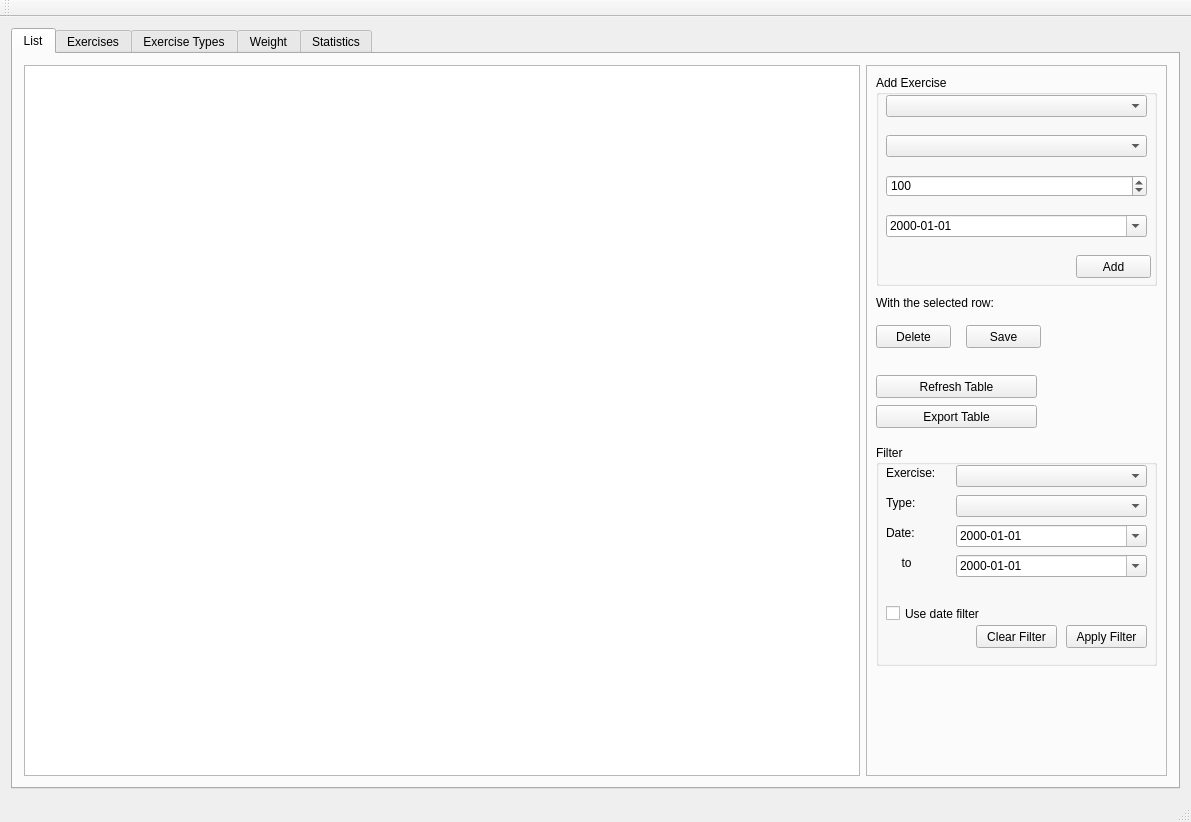
First picture: the form in src/harrix_swiss_knife/fitness_window.ui, repository Harrix/harrix-swiss-knife, before the edit.
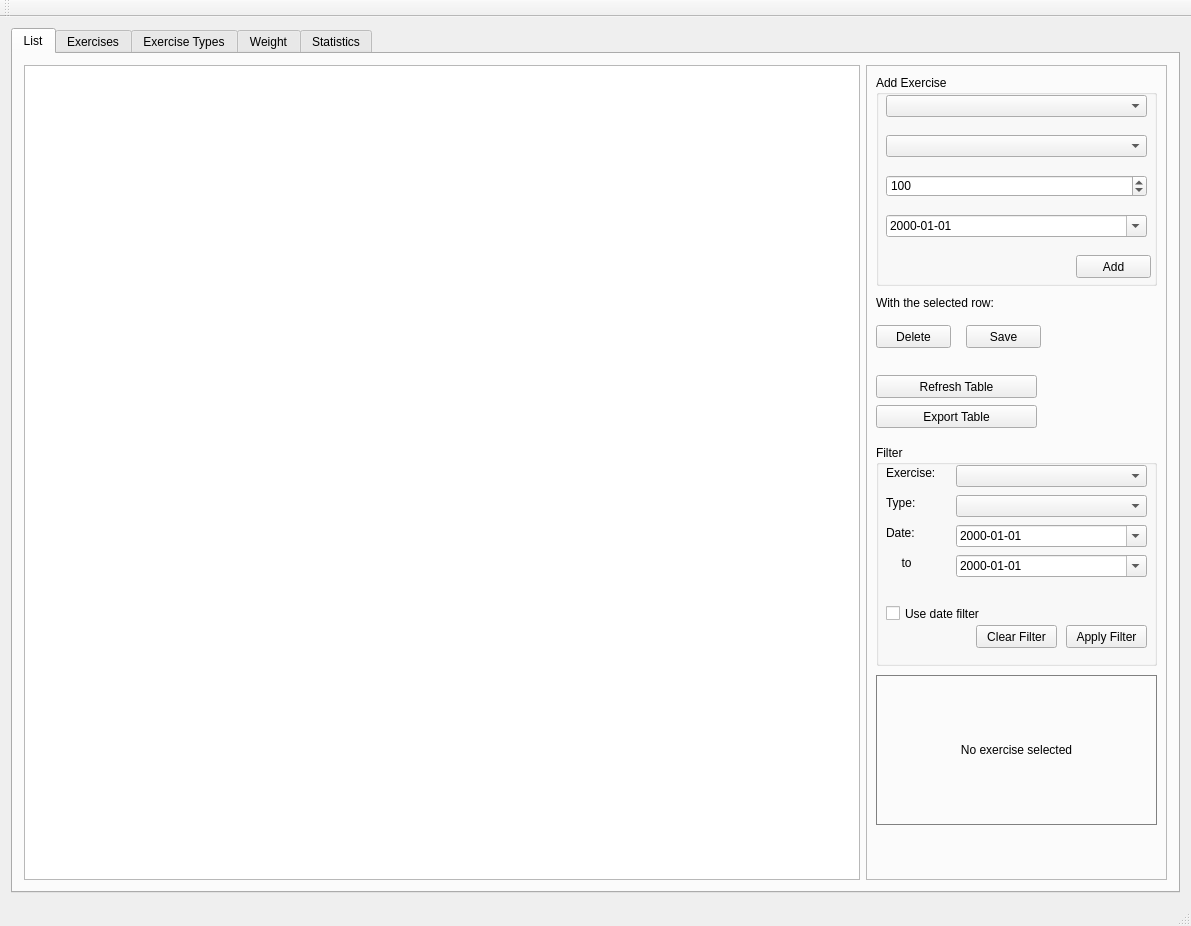
Second picture: the form after the edit.

Commit message: ➕ Add GIF for exercises

```diff
--- a/src/harrix_swiss_knife/fitness_window.ui
+++ b/src/harrix_swiss_knife/fitness_window.ui
@@ -7,7 +7,7 @@
     <x>0</x>
     <y>0</y>
     <width>1191</width>
-    <height>822</height>
+    <height>926</height>
    </rect>
   </property>
   <property name="windowTitle">
@@ -344,6 +344,28 @@
             </property>
            </widget>
           </widget>
+          <widget class="QLabel" name="label_exercise_gif">
+           <property name="geometry">
+            <rect>
+             <x>10</x>
+             <y>610</y>
+             <width>281</width>
+             <height>150</height>
+            </rect>
+           </property>
+           <property name="styleSheet">
+            <string notr="true">border: 1px solid gray;</string>
+           </property>
+           <property name="text">
+            <string>No exercise selected</string>
+           </property>
+           <property name="scaledContents">
+            <bool>true</bool>
+           </property>
+           <property name="alignment">
+            <set>Qt::AlignCenter</set>
+           </property>
+          </widget>
          </widget>
         </item>
        </layout>
```
The commit also changes 4 other files.
